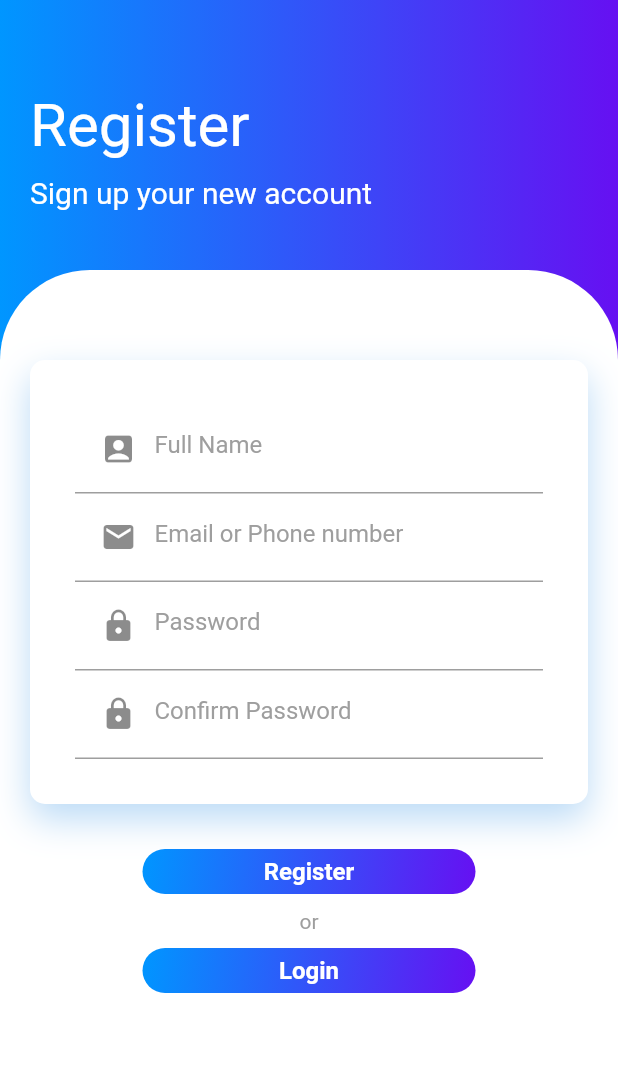
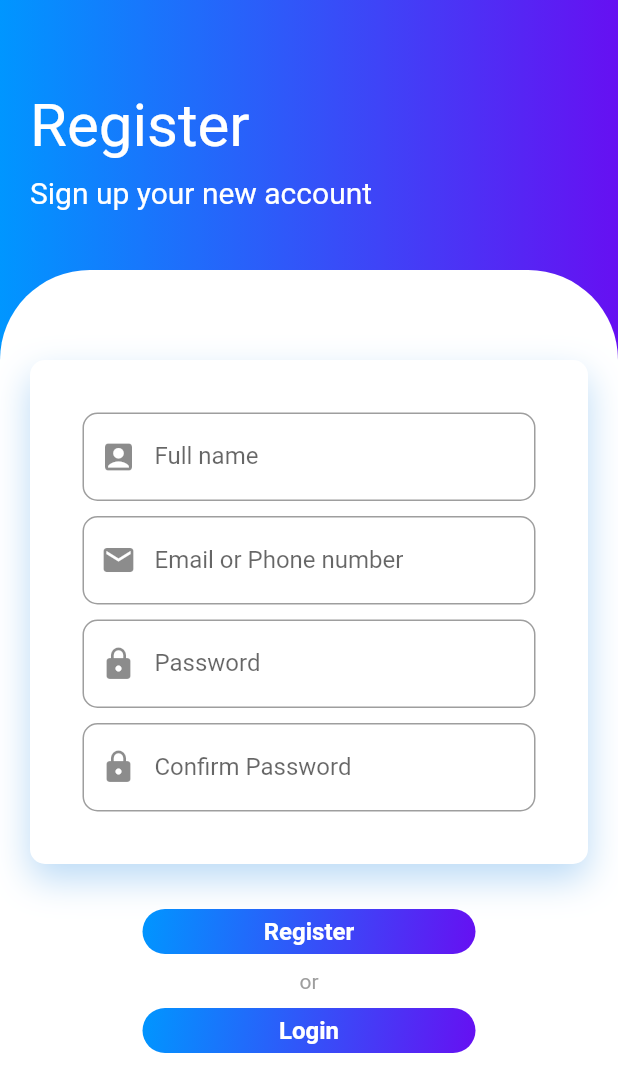
Before and after one commit to setiawanalraz/flutter_widget_collections, a Flutter app: the screen it shows after launch, after a tap on "Register Now", on a phone screen of 412 x 824 dp. Shown: the top 1092 px of the screen. Run offline on Flutter 3.47's test engine with Material 2 defaults, Android fonts, the light colour scheme and no system bars; network calls fail.

Commit message:
Little changes on every input field

```diff
--- a/lib/auth/forgot_password.dart
+++ b/lib/auth/forgot_password.dart
@@ -67,17 +67,15 @@ class ForgotPassword extends StatelessWidget {
                           children: [
                             Container(
                               padding: EdgeInsets.all(5),
-                              decoration: BoxDecoration(
-                                border: Border(
-                                    bottom: BorderSide(color: Colors.grey)),
-                              ),
                               child: TextField(
                                 decoration: InputDecoration(
-                                  hintText: "Email or Phone number",
+                                  labelText: "Email or Phone number",
+                                  hintText: "Enter Email or Phone number",
                                   hintStyle: TextStyle(color: Colors.grey),
-                                  border: InputBorder.none,
+                                  border: OutlineInputBorder(borderRadius: BorderRadius.circular(10)),
                                   prefixIcon: Icon(Icons.email),
                                 ),
+                                keyboardType: TextInputType.emailAddress,
                               ),
                             ),
                           ],
--- a/lib/auth/login.dart
+++ b/lib/auth/login.dart
@@ -70,34 +70,34 @@ class Login extends StatelessWidget {
                         children: [
                           Container(
                             padding: EdgeInsets.all(5),
-                            decoration: BoxDecoration(
-                              border: Border(
-                                  bottom: BorderSide(color: Colors.grey)),
-                            ),
                             child: TextField(
                               decoration: InputDecoration(
-                                hintText: "Email or Phone number",
+                                // fillColor: Colors.lightBlue[50],
+                                // filled: true,
+                                labelText: "Email or Phone number",
+                                hintText: "Enter Email or Phone number",
                                 hintStyle: TextStyle(color: Colors.grey),
-                                border: InputBorder.none,
+                                border: OutlineInputBorder(borderRadius: BorderRadius.circular(10)),
                                 prefixIcon: Icon(Icons.email),
                               ),
+                              keyboardType: TextInputType.emailAddress,
                             ),
                           ),
                           Container(
                             padding: EdgeInsets.all(5),
-                            decoration: BoxDecoration(
-                              border: Border(
-                                  bottom: BorderSide(color: Colors.grey)),
-                            ),
                             child: TextField(
                               obscureText: true,
                               decoration: InputDecoration(
-                                hintText: "Password",
+                                // fillColor: Colors.lightBlue[50],
+                                // filled: true,
+                                labelText: "Password",
+                                hintText: "Enter Password",
                                 hintStyle: TextStyle(color: Colors.grey),
-                                border: InputBorder.none,
+                                border: OutlineInputBorder(borderRadius: BorderRadius.circular(10)),
                                 prefixIcon: Icon(Icons.lock),
                                 // suffixIcon: Icon(Icons.remove_red_eye),
                               ),
+                              keyboardType: TextInputType.visiblePassword,
                             ),
                           ),
                         ],
--- a/lib/auth/register.dart
+++ b/lib/auth/register.dart
@@ -68,64 +68,60 @@ class Register extends StatelessWidget {
                           children: [
                             Container(
                               padding: EdgeInsets.all(5),
-                              decoration: BoxDecoration(
-                                border: Border(
-                                    bottom: BorderSide(color: Colors.grey)),
-                              ),
                               child: TextField(
                                 decoration: InputDecoration(
-                                  hintText: "Full Name",
+                                  labelText: "Full name",
+                                  hintText: "Enter Full name",
                                   hintStyle: TextStyle(color: Colors.grey),
-                                  border: InputBorder.none,
+                                  border: OutlineInputBorder(
+                                      borderRadius: BorderRadius.circular(10)),
                                   prefixIcon: Icon(Icons.account_box),
                                 ),
+                                keyboardType: TextInputType.name,
                               ),
                             ),
                             Container(
                               padding: EdgeInsets.all(5),
-                              decoration: BoxDecoration(
-                                border: Border(
-                                    bottom: BorderSide(color: Colors.grey)),
-                              ),
                               child: TextField(
                                 decoration: InputDecoration(
-                                  hintText: "Email or Phone number",
+                                  labelText: "Email or Phone number",
+                                  hintText: "Enter Email or Phone number",
                                   hintStyle: TextStyle(color: Colors.grey),
-                                  border: InputBorder.none,
+                                  border: OutlineInputBorder(
+                                      borderRadius: BorderRadius.circular(10)),
                                   prefixIcon: Icon(Icons.email),
                                 ),
+                                keyboardType: TextInputType.emailAddress,
                               ),
                             ),
                             Container(
                               padding: EdgeInsets.all(5),
-                              decoration: BoxDecoration(
-                                border: Border(
-                                    bottom: BorderSide(color: Colors.grey)),
-                              ),
                               child: TextField(
                                 obscureText: true,
                                 decoration: InputDecoration(
-                                  hintText: "Password",
+                                  labelText: "Password",
+                                  hintText: "Enter Password",
                                   hintStyle: TextStyle(color: Colors.grey),
-                                  border: InputBorder.none,
+                                  border: OutlineInputBorder(
+                                      borderRadius: BorderRadius.circular(10)),
                                   prefixIcon: Icon(Icons.lock),
                                 ),
+                                keyboardType: TextInputType.visiblePassword,
                               ),
                             ),
                             Container(
                               padding: EdgeInsets.all(5),
-                              decoration: BoxDecoration(
-                                border: Border(
-                                    bottom: BorderSide(color: Colors.grey)),
-                              ),
                               child: TextField(
                                 obscureText: true,
                                 decoration: InputDecoration(
-                                  hintText: "Confirm Password",
+                                  labelText: "Confirm Password",
+                                  hintText: "Enter Confirmation Password",
                                   hintStyle: TextStyle(color: Colors.grey),
-                                  border: InputBorder.none,
+                                  border: OutlineInputBorder(
+                                      borderRadius: BorderRadius.circular(10)),
                                   prefixIcon: Icon(Icons.lock),
                                 ),
+                                keyboardType: TextInputType.visiblePassword,
                               ),
                             ),
                           ],
--- a/lib/data/data_store.dart
+++ b/lib/data/data_store.dart
@@ -41,4 +41,9 @@ List<Store> storeItems = [
     itemImage: "https://goo.gl/u2qZQB",
     itemUrl: "https://github.com/",
   ),
+  Store.items(
+    itemName: "GitHub v2",
+    itemImage: "https://goo.gl/u2qZQB",
+    itemUrl: "https://yandex.com/",
+  ),
 ];
```
